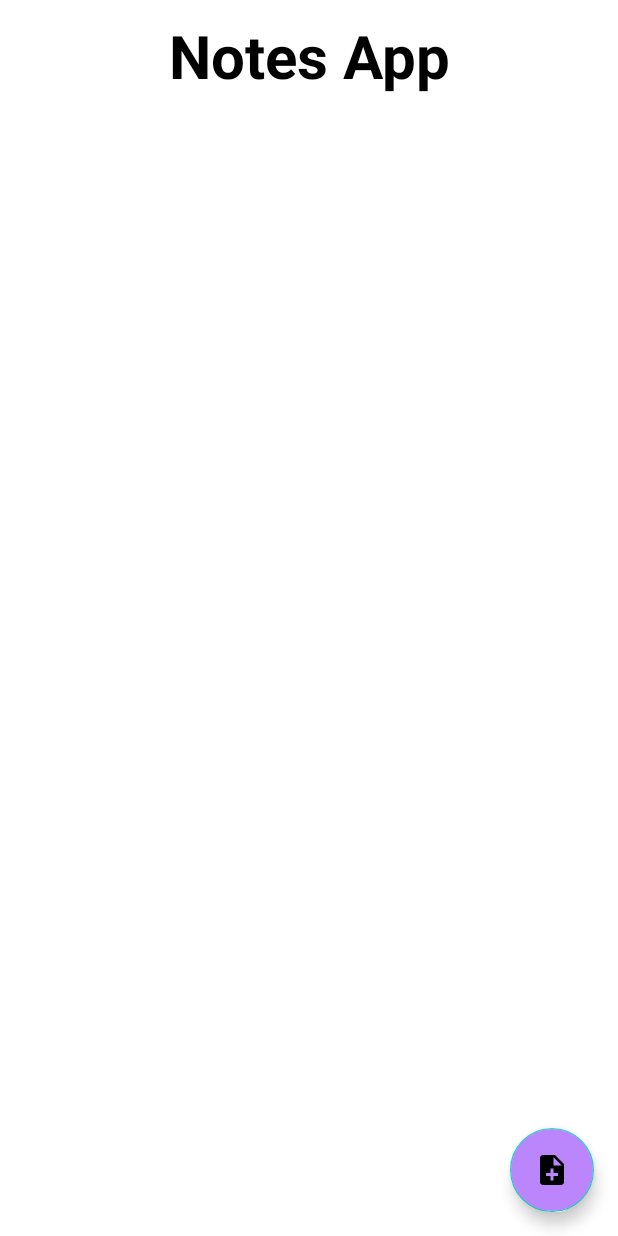
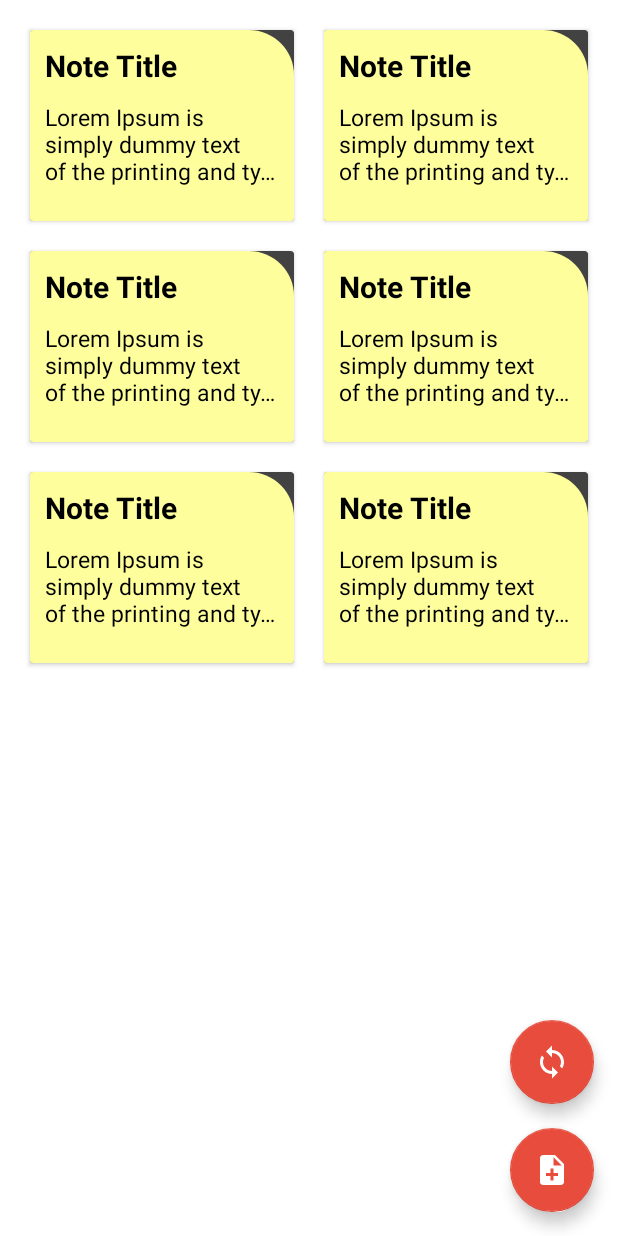
Before and after one commit to AminTahseen/kotlinMVVM_notesApp, an Android app: the layout activity_main.xml on its own in the app's theme, with its tools: preview values and no code run, on a phone screen of 412 x 824 dp. Run offline under Robolectric (Android 15) with nearby library versions, the phone set to English and light mode, and no system bars.

Commit message:
design change and functionalities added

```diff
--- a/app/build.gradle
+++ b/app/build.gradle
@@ -65,6 +65,8 @@ dependencies {
     // markdown text editor
     implementation "io.github.yahiaangelo.markdownedittext:markdownedittext:1.1.3"
 
+
+
     testImplementation 'junit:junit:4.+'
     androidTestImplementation 'androidx.test.ext:junit:1.1.3'
     androidTestImplementation 'androidx.test.espresso:espresso-core:3.4.0'
--- a/app/src/main/res/drawable/ic_baseline_note_add_24.xml
+++ b/app/src/main/res/drawable/ic_baseline_note_add_24.xml
@@ -3,7 +3,7 @@
     android:height="24dp"
     android:viewportWidth="24"
     android:viewportHeight="24"
-    android:tint="@color/white">
+    android:tint="@color/black">
   <path
       android:fillColor="@color/white"
       android:pathData="M14,2L6,2c-1.1,0 -1.99,0.9 -1.99,2L4,20c0,1.1 0.89,2 1.99,2L18,22c1.1,0 2,-0.9 2,-2L20,8l-6,-6zM16,16h-3v3h-2v-3L8,16v-2h3v-3h2v3h3v2zM13,9L13,3.5L18.5,9L13,9z"/>
--- /dev/null
+++ b/app/src/main/res/drawable/ic_baseline_sync_24.xml
@@ -0,0 +1,10 @@
+<vector xmlns:android="http://schemas.android.com/apk/res/android"
+    android:width="24dp"
+    android:height="24dp"
+    android:viewportWidth="24"
+    android:viewportHeight="24"
+    android:tint="@color/white">
+  <path
+      android:fillColor="@color/white"
+      android:pathData="M12,4L12,1L8,5l4,4L12,6c3.31,0 6,2.69 6,6 0,1.01 -0.25,1.97 -0.7,2.8l1.46,1.46C19.54,15.03 20,13.57 20,12c0,-4.42 -3.58,-8 -8,-8zM12,18c-3.31,0 -6,-2.69 -6,-6 0,-1.01 0.25,-1.97 0.7,-2.8L5.24,7.74C4.46,8.97 4,10.43 4,12c0,4.42 3.58,8 8,8v3l4,-4 -4,-4v3z"/>
+</vector>
--- /dev/null
+++ b/app/src/main/res/drawable/note_paper.xml
@@ -0,0 +1,12 @@
+<?xml version="1.0" encoding="utf-8"?>
+<shape android:shape="rectangle"
+    xmlns:android="http://schemas.android.com/apk/res/android">
+    <solid android:color="@color/noteColor" />
+
+    <corners
+        android:topLeftRadius="0dp"
+        android:topRightRadius="30dp"
+        android:bottomLeftRadius="0dp"
+        android:bottomRightRadius="0dp"
+        />
+</shape>
--- a/app/src/main/res/layout/activity_main.xml
+++ b/app/src/main/res/layout/activity_main.xml
@@ -6,17 +6,6 @@
     android:layout_height="match_parent"
     android:orientation="vertical"
     tools:context=".feature_note.presentation.activities.MainActivity">
-
-    <TextView
-        android:id="@+id/app_name"
-        android:layout_width="match_parent"
-        android:layout_height="wrap_content"
-        android:gravity="center"
-        android:layout_margin="10dp"
-        android:textSize="40dp"
-        android:textColor="@color/black"
-        android:textStyle="bold"
-        android:text="Notes App"/>
 
     <com.google.android.material.floatingactionbutton.FloatingActionButton
         android:id="@+id/btn_add_note"
@@ -29,22 +18,42 @@
         android:layout_marginTop="16dp"
         android:layout_marginEnd="16dp"
         android:layout_marginBottom="16dp"
-        android:background="@color/purple_200"
-        android:backgroundTint="@color/purple_200"
+        app:backgroundTint="@color/purple_500"
+        app:tint="@color/white"
         android:src="@drawable/ic_baseline_note_add_24"
         app:rippleColor="@color/white" />
 
+    <com.google.android.material.floatingactionbutton.FloatingActionButton
+        android:id="@+id/btn_sync_notes"
+        android:layout_width="wrap_content"
+        android:layout_height="wrap_content"
+        android:layout_above="@+id/btn_add_note"
+        android:layout_alignParentEnd="true"
+        android:layout_gravity="end|bottom"
+        android:layout_marginStart="16dp"
+        android:layout_marginTop="16dp"
+        android:layout_marginEnd="16dp"
+        android:src="@drawable/ic_baseline_sync_24"
+        app:backgroundTint="@color/purple_500"
+        app:rippleColor="@color/white"
+        app:tint="@color/white" />
+
     <androidx.recyclerview.widget.RecyclerView
         android:id="@+id/notes_list"
-        android:visibility="gone"
         android:layout_width="match_parent"
         android:layout_height="match_parent"
-        android:layout_below="@id/app_name"
+        android:layout_alignParentTop="true"
+        android:layout_alignParentBottom="true"
         android:layout_marginStart="10dp"
         android:layout_marginTop="10dp"
         android:layout_marginEnd="10dp"
         android:layout_marginBottom="10dp"
         android:layout_weight="1"
         android:scrollbarStyle="outsideOverlay"
-        android:scrollbars="vertical" />
+        android:scrollbars="vertical"
+        android:visibility="visible"
+        app:layoutManager="androidx.recyclerview.widget.GridLayoutManager"
+        app:spanCount="2"
+        tools:itemCount="50"
+        tools:listitem="@layout/note_item" />
 </RelativeLayout>
--- /dev/null
+++ b/app/src/main/res/layout/note_item.xml
@@ -0,0 +1,41 @@
+<?xml version="1.0" encoding="utf-8"?>
+<LinearLayout xmlns:android="http://schemas.android.com/apk/res/android"
+    android:layout_width="match_parent"
+    android:layout_height="wrap_content"
+    xmlns:app="http://schemas.android.com/apk/res-auto"
+    android:orientation="vertical">
+
+    <androidx.cardview.widget.CardView
+        android:layout_margin="10dp"
+        android:layout_width="match_parent"
+        android:elevation="10dp"
+        app:cardBackgroundColor="@color/cardview_dark_background"
+        android:layout_height="wrap_content">
+        <LinearLayout
+            android:background="@drawable/note_paper"
+            android:padding="10dp"
+            android:layout_width="match_parent"
+            android:layout_height="wrap_content"
+            android:orientation="vertical">
+
+            <TextView
+                android:id="@+id/note_title"
+                android:layout_width="match_parent"
+                android:layout_height="wrap_content"
+                android:textColor="@color/black"
+                android:textStyle="bold"
+                android:textSize="20dp"
+                android:text="Note Title"/>
+            <TextView
+                android:id="@+id/note_content"
+                android:layout_width="match_parent"
+                android:layout_height="70dp"
+                android:textColor="@color/black"
+                android:textSize="15dp"
+                android:layout_marginTop="10dp"
+                android:ellipsize="end"
+                android:maxLines="3"
+                android:text="Lorem Ipsum is simply dummy text of the printing and typesetting industry. Lorem Ipsum has been the industry's standard dummy text ever since the 1500s, when an unknown printer took a galley of type and scrambled it to make a type specimen book."/>
+        </LinearLayout>
+    </androidx.cardview.widget.CardView>
+</LinearLayout>
--- a/app/src/main/res/values/colors.xml
+++ b/app/src/main/res/values/colors.xml
@@ -1,10 +1,11 @@
 <?xml version="1.0" encoding="utf-8"?>
 <resources>
     <color name="purple_200">#FFBB86FC</color>
-    <color name="purple_500">#FF6200EE</color>
-    <color name="purple_700">#FF3700B3</color>
+    <color name="purple_500">#e74c3c</color>
+    <color name="purple_700">#c0392b</color>
     <color name="teal_200">#FF03DAC5</color>
     <color name="teal_700">#FF018786</color>
     <color name="black">#FF000000</color>
     <color name="white">#FFFFFFFF</color>
+    <color name="noteColor">#feff9c</color>
 </resources>
--- a/app/src/main/res/values/strings.xml
+++ b/app/src/main/res/values/strings.xml
@@ -1,3 +1,3 @@
 <resources>
-    <string name="app_name">kotlinMVVM_notesApp</string>
+    <string name="app_name">Sync Notes</string>
 </resources>
```
Also changed, not shown: app/src/main/java/com/example/kotlinmvvm_notesapp/feature_note/presentation/activities/AddNoteActivity.kt (+8 -4 lines), app/src/main/java/com/example/kotlinmvvm_notesapp/feature_note/presentation/activities/MainActivity.kt (+32 -11 lines), app/src/main/java/com/example/kotlinmvvm_notesapp/feature_note/presentation/adapters/NotesAdapter.kt (added, +34 -0 lines), app/src/main/res/layout/activity_add_note.xml (+15 -9 lines).
